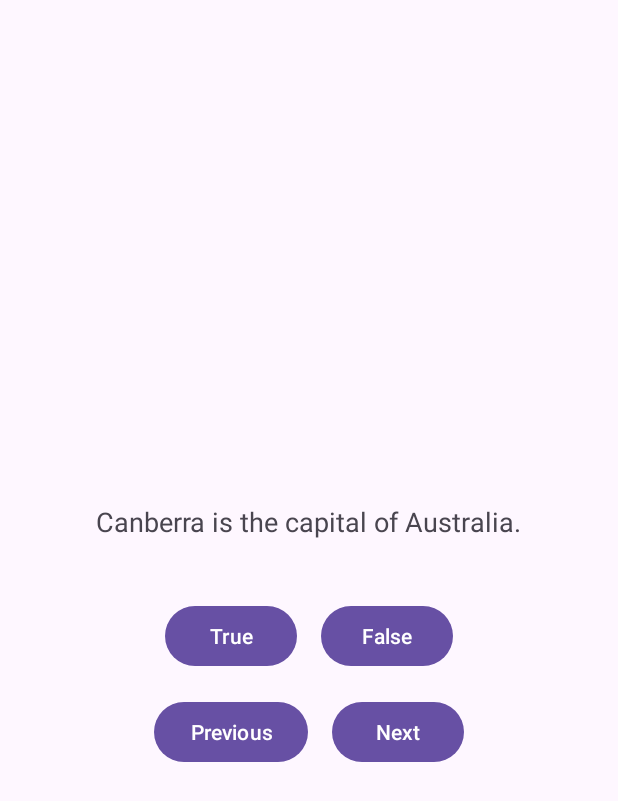
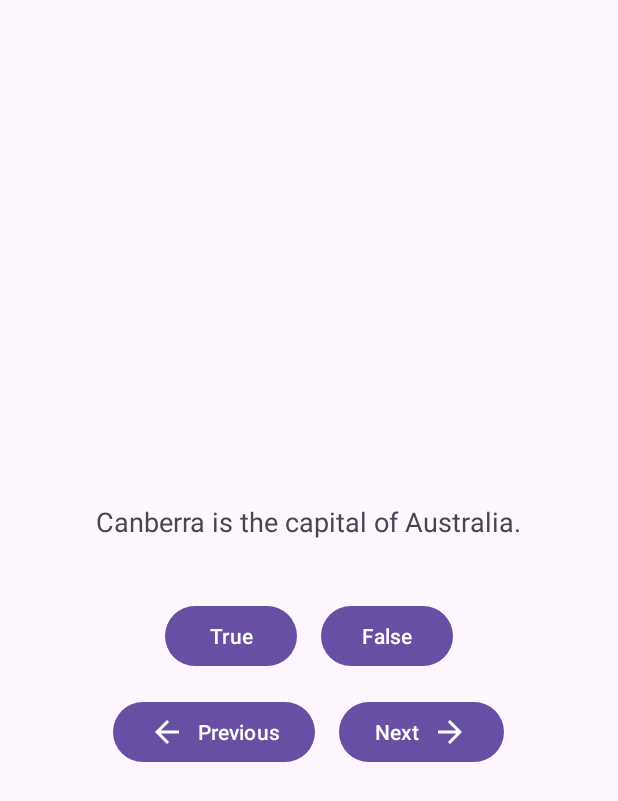
Before and after one commit to B590-goshan/Lab1, an Android app: the layout activity_main.xml on its own in the app's theme, with its tools: preview values and no code run, on a phone screen of 412 x 824 dp. Shown: the top 801 px of the screen. Run offline under Robolectric (Android 15) with nearby library versions, the phone set to English and light mode, and no system bars.

Commit message:
push new chaaange

```diff
--- a/app/src/main/java/com/example/lab1/MainActivity.kt
+++ b/app/src/main/java/com/example/lab1/MainActivity.kt
@@ -46,6 +46,11 @@ class MainActivity : AppCompatActivity1() {
             updateQuestion()
         }
 
+        binding.questionTextView.setOnClickListener {
+            currentIndex = (currentIndex + 1) % questionBank.size
+            updateQuestion()
+        }
+
         updateQuestion()
     }
 
--- /dev/null
+++ b/app/src/main/res/drawable/baseline_arrow_back_24.xml
@@ -0,0 +1,5 @@
+<vector xmlns:android="http://schemas.android.com/apk/res/android" android:autoMirrored="true" android:height="24dp" android:tint="#000000" android:viewportHeight="24" android:viewportWidth="24" android:width="24dp">
+
+    <path android:fillColor="@android:color/white" android:pathData="M20,11H7.83l5.59,-5.59L12,4l-8,8 8,8 1.41,-1.41L7.83,13H20v-2z"/>
+
+</vector>
--- /dev/null
+++ b/app/src/main/res/drawable/baseline_arrow_forward_24.xml
@@ -0,0 +1,5 @@
+<vector xmlns:android="http://schemas.android.com/apk/res/android" android:autoMirrored="true" android:height="24dp" android:tint="#000000" android:viewportHeight="24" android:viewportWidth="24" android:width="24dp">
+
+    <path android:fillColor="@android:color/white" android:pathData="M12,4l-1.41,1.41L16.17,11H4v2h12.17l-5.58,5.59L12,20l8,-8z"/>
+
+</vector>
--- a/app/src/main/res/layout/activity_main.xml
+++ b/app/src/main/res/layout/activity_main.xml
@@ -1,6 +1,7 @@
 <?xml version="1.0" encoding="utf-8"?>
 <LinearLayout xmlns:android="http://schemas.android.com/apk/res/android"
     xmlns:tools="http://schemas.android.com/tools"
+    xmlns:app="http://schemas.android.com/apk/res-auto"
     android:layout_width="match_parent"
     android:layout_height="match_parent"
     android:gravity="center"
@@ -44,6 +45,9 @@
         android:layout_gravity="center">
 
         <Button
+            app:icon="@drawable/baseline_arrow_back_24"
+            app:iconSize="24dp"
+            app:iconGravity="start"
             android:id="@+id/previous_button"
             android:layout_width="wrap_content"
             android:layout_height="wrap_content"
@@ -54,7 +58,10 @@
             android:layout_width="wrap_content"
             android:layout_height="wrap_content"
             android:layout_marginStart="16dp"
-            android:text="@string/next_button" />
+            android:text="@string/next_button"
+            app:icon="@drawable/baseline_arrow_forward_24"
+            app:iconSize="24dp"
+            app:iconGravity="end" />
     </LinearLayout>
 
 </LinearLayout>
```
